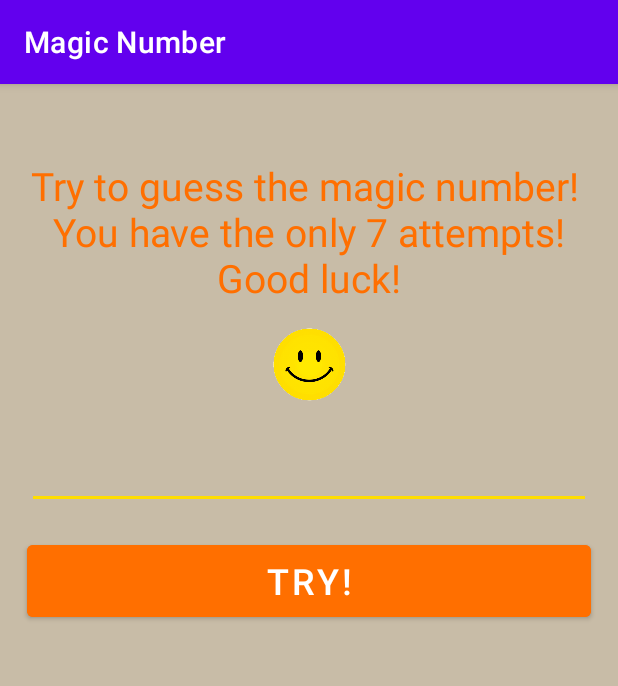
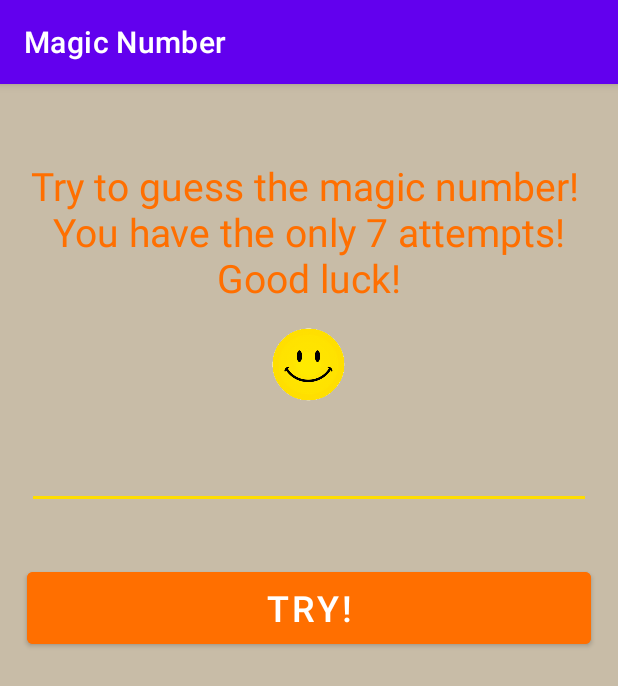
Before and after one commit to UgolnikovaNatalya/Guess_Number, an Android app built with Jetpack Compose: the GameFragment screen opened through its navigation route, after a tap on "TRY!", on a phone screen of 412 x 824 dp. Shown: the top 686 px of the screen. Run offline under Robolectric (Android 15) with nearby library versions, the phone set to English and light mode, and no system bars; libraries missing offline, so code that uses them is left out: by.kirich1409.viewbindingdelegate.

Commit message:
Исправлено сохранение состояния экрана

```diff
--- a/app/src/main/java/com/example/guessnumbernav/ViewModels/GameViewModel.kt
+++ b/app/src/main/java/com/example/guessnumbernav/ViewModels/GameViewModel.kt
@@ -2,14 +2,15 @@ package com.example.guessnumbernav.ViewModels
 
 import android.app.Application
 import android.util.Log
-import androidx.compose.animation.core.MutableTransitionState
+import androidx.compose.ui.platform.LocalDensity
 import androidx.lifecycle.AndroidViewModel
 import androidx.lifecycle.LiveData
 import androidx.lifecycle.MutableLiveData
 import com.example.guessnumbernav.R
 import java.lang.NumberFormatException
 
-private const val ATTEMPTS = 7
+private const val ATTEMPTS_DEFAULT = 8
+private const val MAX_NUMBER = 100
 
 enum class Smiles {
     WIN,
@@ -26,30 +27,31 @@ enum class Toasts {
 
 class GameViewModel(application: Application) : AndroidViewModel(application) {
 
+    private val _scrollVisible = MutableLiveData<Boolean>()
     private val _greetingVisible = MutableLiveData<Boolean>()
+    private val _userNumberFieldVisible = MutableLiveData<Boolean>()
+    private val _smileVisible = MutableLiveData<Boolean>()
+    private val _btnTryVisible = MutableLiveData<Boolean>()
+    private val _btnAgainVisible = MutableLiveData<Boolean>()
+    private val _keyBoardVisible = MutableLiveData<Boolean>()
+
     private val _greetingText = MutableLiveData<String>()
-    private val _smileVisible = MutableLiveData<Boolean>()
     private val _smilePicture = MutableLiveData<Smiles>()
-    private val _tryNumberFieldVisible = MutableLiveData<Boolean>()
-    private val _tryNumberFieldText = MutableLiveData<String>()
-    private val _btnTryVisible = MutableLiveData<Boolean>()
-    private val _againBtnVisible = MutableLiveData<Boolean>()
-    private val _keyBoardVisible = MutableLiveData<Boolean>(true)
+    private val _userNumberText = MutableLiveData<String>()
     private val _toast = MutableLiveData<Toasts>()
-    private val attempts = MutableLiveData<Int>(ATTEMPTS)
-    private val _usNUmber = MutableLiveData<Int>(null)
+    private val attempts = MutableLiveData<Int>(ATTEMPTS_DEFAULT)
 
     val greetingVisible: LiveData<Boolean> = _greetingVisible
     val greetingText: LiveData<String> = _greetingText
     val smileVisible: LiveData<Boolean> = _smileVisible
     val smilePicture: LiveData<Smiles> = _smilePicture
-    val tryNumberFieldVisible: LiveData<Boolean> = _tryNumberFieldVisible
-    val tryNumberFieldText: LiveData<String> = _tryNumberFieldText
+    val userNumberFieldVisible: LiveData<Boolean> = _userNumberFieldVisible
+    val userNumberText: LiveData<String> = _userNumberText
     val btnTryVisible: LiveData<Boolean> = _btnTryVisible
-    val againBtnVisible: LiveData<Boolean> = _againBtnVisible
+    val againBtnVisible: LiveData<Boolean> = _btnAgainVisible
     val toast: LiveData<Toasts> = _toast
     val keyboardVisible: LiveData<Boolean> = _keyBoardVisible
-    val usNumber : LiveData<Int> = _usNUmber
+    val scrollView: LiveData<Boolean> = _scrollVisible
 
 
     //get magic number
@@ -61,149 +63,88 @@ class GameViewModel(application: Application) : AndroidViewModel(application) {
     }
 
     //get user number
-    var userNumber = ""
-    fun getUserNumber(number: String) {
-        userNumber = number
-        Log.e("fr", "$userNumber - userNUmber getUserNumber fun")
-    }
+    private var userNumber = _userNumberText.value
 
     // *************** L O A D ******************
     fun load() {
+        _scrollVisible.value = true
         _greetingVisible.value = true
-        _greetingText.value =
-            getMessageWithAttempts(R.string.play_greet, attempts.value ?: ATTEMPTS)
         _smileVisible.value = true
-        _smilePicture.value = Smiles.SMILE
-        _tryNumberFieldVisible.value = true
-        _tryNumberFieldText.value = getMessage(R.string.empty)
-        _btnTryVisible.value = true
-        _againBtnVisible.value = false
-        _keyBoardVisible.value = true
+        Log.e("se", "${attempts.value} - attempts load()")
+        when{
+            attempts.value == ATTEMPTS_DEFAULT -> {
+                _greetingVisible.value = true
+                _greetingText.value =
+                    getMessage(R.string.play_greet, attempts.value?.minus(1))
+                _userNumberFieldVisible.value = true
+                _btnTryVisible.value = true
+                _btnAgainVisible.value = false
+                _smilePicture.value = Smiles.SMILE
+            }
+
+                }
+            }
+
+    fun compareNumbers(usNum: String) {
+        Log.e("se", "${attempts.value} attempts compare")
         try {
             when {
-                attempts.value == ATTEMPTS -> {
-                    _greetingVisible.value = true
-                    _greetingText.value =
-                        getMessageWithAttempts(R.string.play_greet, attempts.value)
-                    _smileVisible.value = true
-                    _smilePicture.value = Smiles.SMILE
+                usNum.isEmpty() || usNum.toInt() == 0 -> {
+                    _userNumberText.value = ""
+                    _toast.value = Toasts.EMPTY
                 }
-                (attempts.value!! > 0) -> {
-                    if (magNumber == userNumber.toInt()) {
-                        _greetingVisible.value = true
-                        _greetingText.value = getMessageWithAttempts(R.string.win, attempts.value)
+                usNum.toInt() > MAX_NUMBER -> {
+                    _userNumberText.value = ""
+                    _toast.value = Toasts.BIGGER
+                }
+                else -> {
+                    attempts.value = attempts.value?.minus(1)
+                    Log.e("se", "${attempts.value}  attempts -compare")
+                    if (magNumber == usNum.toInt()) {
+                        _greetingText.value = getMessage(R.string.win)
+                        _userNumberFieldVisible.value = false
                         _btnTryVisible.value = false
-                        _againBtnVisible.value = true
-                        _tryNumberFieldVisible.value = false
-                        _smileVisible.value = true
+                        _btnAgainVisible.value = true
                         _smilePicture.value = Smiles.WIN
                     }
-                    if (magNumber > userNumber.toInt()) {
-                        _greetingVisible.value = true
-                        _greetingText.value = getMessageWithAttempts(R.string.less, attempts.value)
-                        _tryNumberFieldText.value = getMessage(R.string.empty)
-                        _smileVisible.value = true
-                        _smilePicture.value = Smiles.SAD
-                        _keyBoardVisible.value = false
-                    }
-                    if (magNumber < userNumber.toInt()) {
-                        _greetingVisible.value = true
-                        _greetingText.value =
-                            getMessageWithAttempts(R.string.bigger, attempts.value)
-                        _tryNumberFieldText.value = getMessage(R.string.empty)
-
-                        _smileVisible.value = true
+                    if (magNumber > usNum.toInt()) {
+                        _greetingText.value = getMessage(R.string.less, attempts.value?.minus(1))
+                        _userNumberFieldVisible.value = true
+                        _userNumberText.value = ""
+                        _btnTryVisible.value = true
+                        _btnAgainVisible.value = false
                         _smilePicture.value = Smiles.SAD
                     }
-                }
-                attempts.value == 0 -> {
-                    _greetingVisible.value = true
-                    _greetingText.value = getMessageWithAttempts(R.string.loose, magNumber)
-                    _btnTryVisible.value = false
-                    _againBtnVisible.value = true
-                    _tryNumberFieldVisible.value = false
-                    _smileVisible.value = true
-                    _smilePicture.value = Smiles.CRY
-                    _keyBoardVisible.value = false
+                    if (magNumber < usNum.toInt()) {
+                        _greetingText.value = getMessage(R.string.bigger, attempts.value?.minus(1))
+                        _userNumberFieldVisible.value = true
+                        _userNumberText.value = ""
+                        _btnTryVisible.value = true
+                        _btnAgainVisible.value = false
+                        _smilePicture.value = Smiles.SAD
+                    }
+                    if (attempts.value?.toInt() == 0) {
+                        _greetingText.value = getMessage(R.string.loose, magNumber)
+                        _userNumberFieldVisible.value = false
+                        _btnTryVisible.value = false
+                        _btnAgainVisible.value = true
+                        _smilePicture.value = Smiles.CRY
+                    }
+                    Log.e("se", "${attempts.value} - ettempts def -compare")
                 }
             }
         } catch (e: NumberFormatException) {
+            Log.e("error", "Fail format")
         }
+
     }
 
-    //************************* C O M P A R E ***********************************
-    fun compareNumbers(userNumber: String) {
-        //обрабатываем исключение
-        try {
-            if (userNumber.isEmpty() || userNumber.toIntOrNull() == 0) {
-                Log.e("fr", "$userNumber - userNumber compare")
-                _toast.value = Toasts.EMPTY
-            }
-            if (userNumber.toInt() == 0){
-                Log.e("fr", "$userNumber - userNumber compare")
-                _tryNumberFieldText.value = getMessage(R.string.empty)
-                _toast.value = Toasts.EMPTY
-            }
-            if (userNumber.toInt() > 100 && userNumber.toInt() >= 1) {
-                _toast.value = Toasts.BIGGER
-                _tryNumberFieldText.value = getMessage(R.string.empty)
-
-
-            } else {
-                attempts.value = attempts.value?.minus(1) //-попытка
-
-                if (attempts.value!! > 0) {
-                    when {
-                        magNumber == userNumber.toInt() -> {
-                            _greetingVisible.value = true
-                            _greetingText.value = getMessage(R.string.win)
-                            _btnTryVisible.value = false
-                            _againBtnVisible.value = true
-                            _tryNumberFieldVisible.value = false
-                            _smileVisible.value = true
-                            _smilePicture.value = Smiles.WIN
-                            _keyBoardVisible.value = false
-                        }
-                        magNumber > userNumber.toInt() -> {
-                            _greetingVisible.value = true
-                            _greetingText.value =
-                                getMessageWithAttempts(R.string.less, attempts.value)
-                            _tryNumberFieldText.value = getMessage(R.string.empty)
-                            _smileVisible.value = true
-                            _smilePicture.value = Smiles.SAD
-
-                        }
-                        magNumber < userNumber.toInt() -> {
-                            _greetingVisible.value = true
-                            _greetingText.value =
-                                getMessageWithAttempts(R.string.bigger, attempts.value)
-                            _tryNumberFieldText.value = getMessage(R.string.empty)
-                            _smileVisible.value = true
-                            _smilePicture.value = Smiles.SAD
-                        }
-                    }
-                } else {
-                    _greetingVisible.value = true
-                    _greetingText.value = getMessageWithAttempts(R.string.loose, magNumber)
-                    _tryNumberFieldVisible.value = false
-                    _btnTryVisible.value = false
-                    _againBtnVisible.value = true
-                    _tryNumberFieldVisible.value = false
-                    _smileVisible.value = true
-                    _smilePicture.value = Smiles.CRY
-                    _keyBoardVisible.value = false
-                }
-            }
-        } catch (e: NumberFormatException) {
-            Log.d("error", "Empty try number field")
-        }
-    }
 
     private fun getMessage(text: Int): String {
         return getApplication<Application>().resources.getString(text)
     }
 
-    private fun getMessageWithAttempts(text: Int, attempts: Int?): String {
+    private fun getMessage(text: Int, attempts: Int?): String {
         return getApplication<Application>().resources.getString(text, attempts)
     }
 
--- a/app/src/main/java/com/example/guessnumbernav/activities/GameFragment.kt
+++ b/app/src/main/java/com/example/guessnumbernav/activities/GameFragment.kt
@@ -46,15 +46,14 @@ class GameFragment : Fragment() {
         setFragmentResultListener(KEY_MAGIC_NUMBER) { key, bundle ->
             val res = bundle.getInt(KEY_MAGIC_BUNDLE)
             val friendNumber = bundle.getString(KEY_MAGIC_BUNDLE)
-            if (friendNumber != null){
+            if (friendNumber != null) {
                 viewModel.getMagicNUmber(friendNumber.toInt())
-            }else{
+            } else {
                 viewModel.getMagicNUmber(res)
             }
             Log.e("fr", "$res - res GameFragment setFRL")
             Log.e("fr", "$friendNumber - friendNumber GameFragment setFRL")
         }
-
 
         //focusing
         vb.playTryNumber.requestFocus()
@@ -63,13 +62,11 @@ class GameFragment : Fragment() {
 
         //* * * * * Game * * * *
         vb.playBtnTry.setOnClickListener {
-            viewModel.getUserNumber(vb.playTryNumber.text.toString())
             viewModel.compareNumbers(vb.playTryNumber.text.toString())
         }
 
         //* * * * * Again * * * * *
         vb.playBtnAgain.setOnClickListener {
-
             findNavController().popBackStack()
         }
 
@@ -91,11 +88,11 @@ class GameFragment : Fragment() {
             vb.playBtnAgain.isVisible = it
         }
 
-        viewModel.tryNumberFieldVisible.observe(viewLifecycleOwner) {
+        viewModel.userNumberFieldVisible.observe(viewLifecycleOwner) {
             vb.playTryNumber.isVisible = it
         }
 
-        viewModel.tryNumberFieldText.observe(viewLifecycleOwner) {
+        viewModel.userNumberText.observe(viewLifecycleOwner) {
             vb.playTryNumber.setText(it)
         }
 
@@ -152,9 +149,14 @@ class GameFragment : Fragment() {
             }
         }
 
-        viewModel.usNumber.observe(viewLifecycleOwner){
-            viewModel.getUserNumber(vb.playTryNumber.text.toString())
+        viewModel.scrollView.observe(viewLifecycleOwner) {
+            vb.scroll.isVisible = it
         }
+
+//        viewModel.usNumber.observe(viewLifecycleOwner){ number ->
+//
+//            viewModel.getUserNumber(vb.playTryNumber.text.toString())
+//        }
 
         return view
     }
--- a/app/src/main/res/layout/fragment_game.xml
+++ b/app/src/main/res/layout/fragment_game.xml
@@ -2,39 +2,55 @@
 
 <androidx.constraintlayout.widget.ConstraintLayout
     xmlns:android="http://schemas.android.com/apk/res/android"
+    xmlns:app="http://schemas.android.com/apk/res-auto"
     xmlns:tools="http://schemas.android.com/tools"
+    android:id="@+id/root_game"
     android:layout_width="match_parent"
     android:layout_height="match_parent"
-    xmlns:app="http://schemas.android.com/apk/res-auto"
-    android:id="@+id/root_game"
     android:background="@color/main_bg">
+
+    <ScrollView
+        android:id="@+id/scroll"
+        android:layout_width="match_parent"
+        android:layout_height="match_parent"
+        android:fillViewport="false"
+        app:layout_constraintBottom_toBottomOf="parent"
+        app:layout_constraintEnd_toEndOf="parent"
+        app:layout_constraintStart_toStartOf="parent"
+        app:layout_constraintTop_toTopOf="parent">
+
+        <LinearLayout
+            android:id="@+id/scroll_Lin"
+            android:layout_width="match_parent"
+            android:layout_height="wrap_content"
+            android:orientation="vertical">
 
             <TextView
                 android:id="@+id/play_greet"
                 android:layout_width="wrap_content"
                 android:layout_height="wrap_content"
-            android:textSize="26sp"
-            tools:ignore="HardcodedText,MissingConstraints"
+                android:layout_marginStart="18dp"
+                android:layout_marginTop="50dp"
+                android:layout_marginEnd="18dp"
                 android:textAlignment="center"
                 android:textColor="@color/greeting_txt"
+                android:textSize="26sp"
+                android:layout_gravity="center"
+                app:layout_constraintEnd_toEndOf="parent"
                 app:layout_constraintStart_toStartOf="parent"
-            app:layout_constraintEnd_toEndOf="parent"
                 app:layout_constraintTop_toTopOf="parent"
-            android:layout_marginTop="50dp"
-            android:layout_marginEnd="18dp"
-            android:layout_marginStart="18dp"
-            />
+                tools:ignore="HardcodedText,MissingConstraints" />
 
             <ImageView
                 android:id="@+id/play_smile"
                 android:layout_width="50dp"
                 android:layout_height="50dp"
+                android:layout_marginTop="15dp"
                 android:background="@android:color/transparent"
-            app:layout_constraintTop_toBottomOf="@id/play_greet"
+                android:layout_gravity="center"
+                app:layout_constraintEnd_toEndOf="parent"
                 app:layout_constraintStart_toStartOf="parent"
-            app:layout_constraintEnd_toEndOf="parent"
-            android:layout_marginTop="15dp"
-            />
+                app:layout_constraintTop_toBottomOf="@id/play_greet" />
 
             <EditText
                 android:id="@+id/play_try_number"
@@ -54,27 +70,35 @@
                 android:id="@+id/play_btn_try"
                 android:layout_width="match_parent"
                 android:layout_height="60dp"
+                android:layout_margin="18dp"
+                android:backgroundTint="@color/greeting_txt"
                 android:text="@string/play_btn_try"
                 android:textSize="@dimen/button_text"
-            android:backgroundTint="@color/greeting_txt"
-            app:layout_constraintTop_toBottomOf="@id/play_try_number"
+                app:layout_constraintEnd_toEndOf="parent"
                 app:layout_constraintStart_toStartOf="parent"
-            app:layout_constraintEnd_toEndOf="parent"
-            android:layout_margin="18dp"/>
+                app:layout_constraintTop_toBottomOf="@id/play_try_number" />
 
             <Button
                 android:id="@+id/play_btn_again"
                 android:layout_width="match_parent"
                 android:layout_height="60dp"
+                android:layout_margin="18dp"
+                android:backgroundTint="@color/greeting_txt"
                 android:text="@string/play_btn_again"
+                android:textColor="@color/white"
                 android:textSize="@dimen/button_text"
-            android:textColor="@color/white"
-            android:backgroundTint="@color/greeting_txt"
                 android:visibility="invisible"
-            app:layout_constraintTop_toBottomOf="@id/play_try_number"
+                app:layout_constraintEnd_toEndOf="parent"
                 app:layout_constraintStart_toStartOf="parent"
-            app:layout_constraintEnd_toEndOf="parent"
-            android:layout_margin="18dp"/>
+                app:layout_constraintTop_toBottomOf="@id/play_try_number" />
+
+
+        </LinearLayout>
+
+
+    </ScrollView>
+
+
 
 
 </androidx.constraintlayout.widget.ConstraintLayout>
```
Lines whose indentation alone changed are shown as unchanged.
